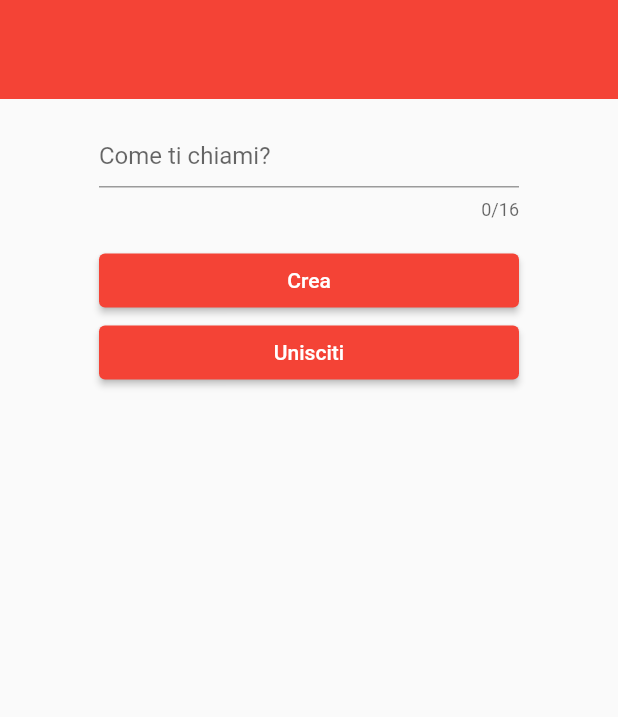
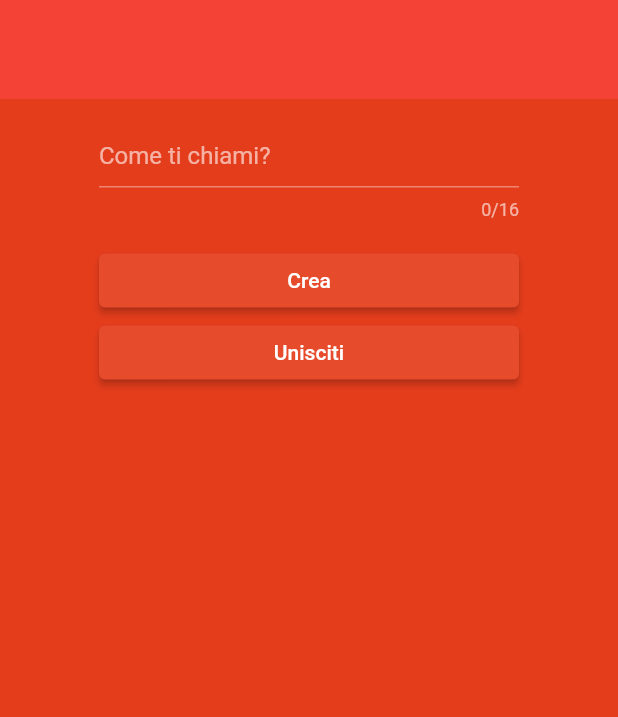
Before and after one commit to pierluigizagaria/all-you-can-eat-together, a Flutter app: the screen it shows after launch, on a phone screen of 412 x 824 dp, the part 519-1236 px from its top. Run offline on Flutter 3.47's test engine with Material 2 defaults, Android fonts, the phone set to English and light mode, and no system bars; our stand-ins replace cloud_firestore, firebase_auth, firebase_core, flutter_spinkit, qr_flutter; missing offline and left inert: qr_code_scanner, random_color; accounts and stored records are empty; network calls fail.

Commit message:
Improved theme but still not that good

```diff
--- a/lib/themes.dart
+++ b/lib/themes.dart
@@ -1,22 +1,41 @@
 import 'package:flutter/material.dart';
 
 abstract class Themes {
-  static final ThemeData _shared = ThemeData(
-    primarySwatch: Colors.red,
-    brightness: Brightness.light,
-    pageTransitionsTheme: const PageTransitionsTheme(
-      builders: {
-        TargetPlatform.android: ZoomPageTransitionsBuilder(),
-      },
+  static final ThemeData _shared = ThemeData.from(
+    colorScheme: const ColorScheme(
+      primary: Color(0xFFE43D1C),
+      primaryVariant: Color(0xFFE43D1C),
+      secondary: Color(0xFFE43D1C),
+      secondaryVariant: Color(0xFFE43D1C),
+      surface: Color(0xFFE43D1C),
+      background: Colors.black,
+      error: Colors.red,
+      onPrimary: Colors.white,
+      onSecondary: Colors.white,
+      onSurface: Colors.white,
+      onBackground: Color(0xFFE43D1C),
+      onError: Color(0xFFE43D1C),
+      brightness: Brightness.dark,
     ),
+  ).copyWith(
+    appBarTheme: const AppBarTheme(elevation: 0),
     bottomSheetTheme: const BottomSheetThemeData(
+      backgroundColor: Color(0xFF191414),
+    ),
+    chipTheme: ChipThemeData.fromDefaults(
+      secondaryColor: const Color(0xFF191414),
+      brightness: Brightness.light,
+      labelStyle: const TextStyle(fontSize: 18),
+    ).copyWith(
       backgroundColor: Colors.white,
     ),
+    dialogBackgroundColor: const Color(0xFF191414),
   );
 
   static ThemeData get light => _shared.copyWith();
 
   static ThemeData get dark => _shared.copyWith(
+      /*
         textTheme: Typography().white,
         scaffoldBackgroundColor: Colors.black,
         bottomSheetTheme: BottomSheetThemeData(
@@ -31,6 +50,7 @@ abstract class Themes {
           ),
           counterStyle: const TextStyle(color: Colors.white),
         ),
+        */
       );
 }
 
```
